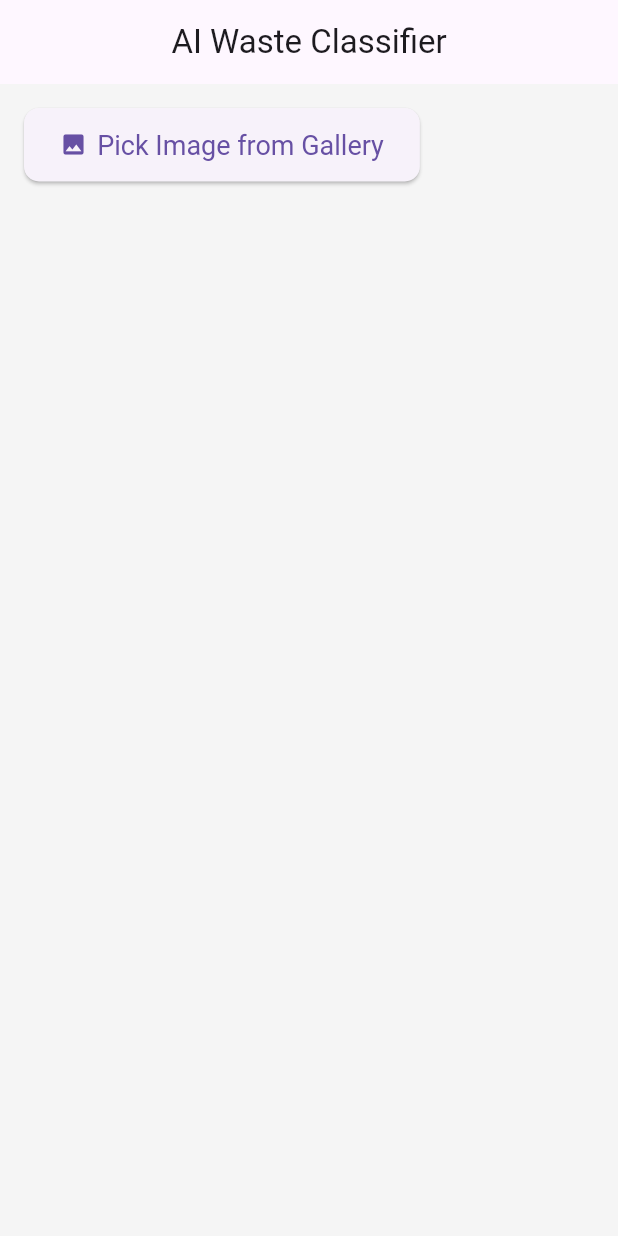
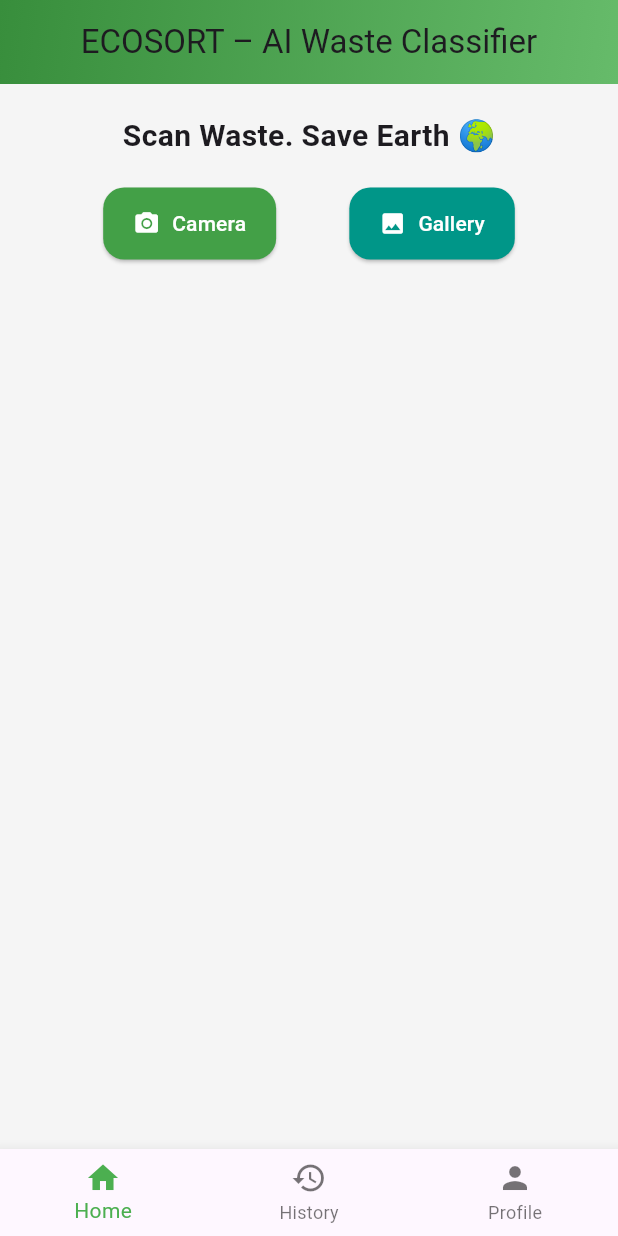
Before and after one commit to Achit0607/ai-waste-classifier-app, a Flutter app: the screen it shows after launch, on a phone screen of 412 x 824 dp. Run offline on Flutter 3.47's test engine with Material 3 defaults, Android fonts, the phone set to English and light mode, and no system bars; our stand-ins replace image_picker.

Commit message:
Updated project with new changes

```diff
--- a/lib/main.dart
+++ b/lib/main.dart
@@ -1,6 +1,5 @@
 import 'dart:convert';
 import 'dart:io';
-
 import 'package:flutter/material.dart';
 import 'package:http/http.dart' as http;
 import 'package:image_picker/image_picker.dart';
@@ -11,13 +10,52 @@ class WasteClassifierApp extends StatelessWidget {
   @override
   Widget build(BuildContext context) {
     return MaterialApp(
-      title: 'Waste Classifier',
+      title: 'EcoScan – AI Waste Classifier',
       theme: ThemeData(
         primarySwatch: Colors.green,
         scaffoldBackgroundColor: Colors.grey[100],
         textTheme: TextTheme(bodyMedium: TextStyle(fontSize: 16)),
       ),
-      home: WasteClassifierHome(),
+      home: MainPage(),
+      debugShowCheckedModeBanner: false,
+    );
+  }
+}
+
+class MainPage extends StatefulWidget {
+  @override
+  _MainPageState createState() => _MainPageState();
+}
+
+class _MainPageState extends State<MainPage> {
+  int _selectedIndex = 0;
+
+  final List<Widget> _pages = [
+    WasteClassifierHome(),
+    HistoryPage(),
+    ProfilePage(),
+  ];
+
+  void _onItemTapped(int index) {
+    setState(() {
+      _selectedIndex = index;
+    });
+  }
+
+  @override
+  Widget build(BuildContext context) {
+    return Scaffold(
+      body: _pages[_selectedIndex],
+      bottomNavigationBar: BottomNavigationBar(
+        items: const [
+          BottomNavigationBarItem(icon: Icon(Icons.home), label: "Home"),
+          BottomNavigationBarItem(icon: Icon(Icons.history), label: "History"),
+          BottomNavigationBarItem(icon: Icon(Icons.person), label: "Profile"),
+        ],
+        currentIndex: _selectedIndex,
+        selectedItemColor: Colors.green,
+        onTap: _onItemTapped,
+      ),
     );
   }
 }
@@ -31,10 +69,12 @@ class _WasteClassifierHomeState extends State<WasteClassifierHome> {
   File? _image;
   String _prediction = '';
   bool _loading = false;
+  final picker = ImagePicker();
 
-  Future<void> pickImage() async {
-    final picker = ImagePicker();
-    final pickedImage = await picker.pickImage(source: ImageSource.gallery);
+  static List<String> history = []; // simple in-memory history
+
+  Future<void> pickImage(ImageSource source) async {
+    final pickedImage = await picker.pickImage(source: source);
 
     if (pickedImage != null) {
       setState(() {
@@ -49,7 +89,7 @@ class _WasteClassifierHomeState extends State<WasteClassifierHome> {
     setState(() => _loading = true);
 
     try {
-      final uri = Uri.parse('http://10.0.2.2:5000/predict');
+      final uri = Uri.parse('http://10.0.2.2:5000/predict'); // adjust for your backend
       final request = http.MultipartRequest('POST', uri);
       request.files.add(await http.MultipartFile.fromPath('file', image.path));
 
@@ -60,6 +100,7 @@ class _WasteClassifierHomeState extends State<WasteClassifierHome> {
         final decoded = json.decode(resBody);
         setState(() {
           _prediction = decoded['prediction'] ?? 'Unknown';
+          history.add(_prediction); // save in history
         });
       } else {
         setState(() {
@@ -76,17 +117,34 @@ class _WasteClassifierHomeState extends State<WasteClassifierHome> {
   }
 
   Widget predictionCard(String prediction) {
-    return Card(
-      elevation: 6,
+    return AnimatedContainer(
+      duration: Duration(milliseconds: 400),
+      curve: Curves.easeInOut,
       margin: EdgeInsets.only(top: 20),
-      shape: RoundedRectangleBorder(borderRadius: BorderRadius.circular(16)),
-      child: Padding(
-        padding: const EdgeInsets.all(20.0),
-        child: Text(
+      padding: EdgeInsets.all(20),
+      decoration: BoxDecoration(
+        color: Colors.green.shade50,
+        borderRadius: BorderRadius.circular(16),
+        border: Border.all(color: Colors.green.shade300, width: 2),
+      ),
+      child: Column(
+        children: [
+          Icon(Icons.check_circle, color: Colors.green, size: 50),
+          SizedBox(height: 10),
+          Text(
             'Prediction: $prediction',
             textAlign: TextAlign.center,
-          style: TextStyle(fontSize: 22, fontWeight: FontWeight.bold, color: Colors.green[800]),
+            style: TextStyle(
+                fontSize: 22,
+                fontWeight: FontWeight.bold,
+                color: Colors.green.shade800),
           ),
+          SizedBox(height: 10),
+          Text(
+            "Dispose responsibly to earn EcoPoints 🌱",
+            style: TextStyle(fontSize: 16, color: Colors.grey[700]),
+          ),
+        ],
       ),
     );
   }
@@ -95,36 +153,89 @@ class _WasteClassifierHomeState extends State<WasteClassifierHome> {
   Widget build(BuildContext context) {
     return Scaffold(
       appBar: AppBar(
-        title: Text('AI Waste Classifier'),
+        title: Text("ECOSORT – AI Waste Classifier"),
         centerTitle: true,
+        elevation: 0,
+        flexibleSpace: Container(
+          decoration: BoxDecoration(
+            gradient: LinearGradient(
+              colors: [Colors.green.shade700, Colors.green.shade400],
+              begin: Alignment.topLeft,
+              end: Alignment.bottomRight,
+            ),
+          ),
+        ),
       ),
       body: SingleChildScrollView(
-        padding: const EdgeInsets.all(16.0),
+        padding: const EdgeInsets.all(20.0),
         child: Column(
           children: [
+            Text(
+              "Scan Waste. Save Earth 🌍",
+              style: TextStyle(fontSize: 20, fontWeight: FontWeight.w600),
+            ),
+            SizedBox(height: 20),
+
+            // Pick image buttons
+            Row(
+              mainAxisAlignment: MainAxisAlignment.spaceEvenly,
+              children: [
                 ElevatedButton.icon(
-              onPressed: pickImage,
-              icon: Icon(Icons.image),
-              label: Text('Pick Image from Gallery'),
+                  onPressed: () => pickImage(ImageSource.camera),
+                  icon: Icon(Icons.camera_alt),
+                  label: Text("Camera"),
                   style: ElevatedButton.styleFrom(
-                padding: EdgeInsets.symmetric(horizontal: 24, vertical: 14),
-                textStyle: TextStyle(fontSize: 18),
-                shape: RoundedRectangleBorder(borderRadius: BorderRadius.circular(10)),
+                    backgroundColor: Colors.green.shade600,
+                    foregroundColor: Colors.white,
+                    padding: EdgeInsets.symmetric(horizontal: 20, vertical: 14),
+                    shape: RoundedRectangleBorder(
+                        borderRadius: BorderRadius.circular(14)),
                   ),
                 ),
+                ElevatedButton.icon(
+                  onPressed: () => pickImage(ImageSource.gallery),
+                  icon: Icon(Icons.image),
+                  label: Text("Gallery"),
+                  style: ElevatedButton.styleFrom(
+                    backgroundColor: Colors.teal,
+                    foregroundColor: Colors.white,
+                    padding: EdgeInsets.symmetric(horizontal: 20, vertical: 14),
+                    shape: RoundedRectangleBorder(
+                        borderRadius: BorderRadius.circular(14)),
+                  ),
+                ),
+              ],
+            ),
+
             if (_image != null)
               Container(
                 margin: const EdgeInsets.symmetric(vertical: 20),
                 decoration: BoxDecoration(
-                  borderRadius: BorderRadius.circular(12),
-                  border: Border.all(color: Colors.grey),
+                  borderRadius: BorderRadius.circular(16),
+                  boxShadow: [
+                    BoxShadow(
+                      color: Colors.grey.withOpacity(0.4),
+                      spreadRadius: 2,
+                      blurRadius: 6,
+                    ),
+                  ],
                 ),
                 child: ClipRRect(
-                  borderRadius: BorderRadius.circular(12),
-                  child: Image.file(_image!, height: 220),
+                  borderRadius: BorderRadius.circular(16),
+                  child: Image.file(_image!, height: 250, fit: BoxFit.cover),
                 ),
               ),
-            if (_loading) CircularProgressIndicator(),
+
+            if (_loading)
+              Column(
+                children: [
+                  SizedBox(height: 20),
+                  CircularProgressIndicator(),
+                  SizedBox(height: 10),
+                  Text("Classifying waste..."),
+                ],
+              ),
+
             if (_prediction.isNotEmpty && !_loading) predictionCard(_prediction),
           ],
         ),
@@ -132,3 +243,60 @@ class _WasteClassifierHomeState extends State<WasteClassifierHome> {
     );
   }
 }
+
+// ================== History Page ==================
+class HistoryPage extends StatelessWidget {
+  @override
+  Widget build(BuildContext context) {
+    final history = _WasteClassifierHomeState.history;
+    return Scaffold(
+      appBar: AppBar(
+        title: Text("Scan History"),
+        backgroundColor: Colors.green.shade600,
+      ),
+      body: history.isEmpty
+          ? Center(child: Text("No history yet. Start scanning!"))
+          : ListView.builder(
+        itemCount: history.length,
+        itemBuilder: (context, index) {
+          return Card(
+            margin: EdgeInsets.all(10),
+            child: ListTile(
+              leading: Icon(Icons.check_circle, color: Colors.green),
+              title: Text(history[index]),
+            ),
+          );
+        },
+      ),
+    );
+  }
+}
+
+// ================== Profile Page ==================
+class ProfilePage extends StatelessWidget {
+  @override
+  Widget build(BuildContext context) {
+    return Scaffold(
+      appBar: AppBar(
+        title: Text("Profile"),
+        backgroundColor: Colors.green.shade600,
+      ),
+      body: Center(
+        child: Column(
+          mainAxisAlignment: MainAxisAlignment.center,
+          children: [
+            Icon(Icons.person, size: 100, color: Colors.grey),
+            SizedBox(height: 20),
+            Text(
+              "User Profile",
+              style: TextStyle(fontSize: 22, fontWeight: FontWeight.bold),
+            ),
+            SizedBox(height: 10),
+            Text("EcoPoints: 120 🌱"),
+            Text("Scans Completed: 15"),
+          ],
+        ),
+      ),
+    );
+  }
+}
```
Also changed, not shown: 2 other files. Lines whose indentation alone changed are shown as unchanged.
